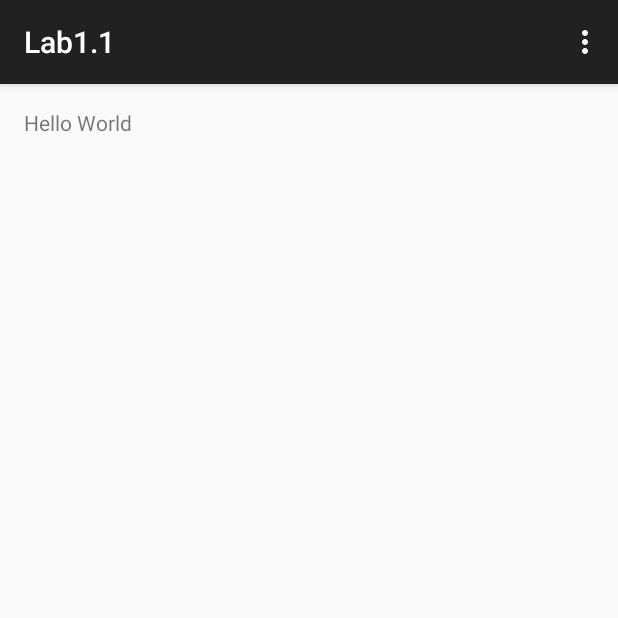
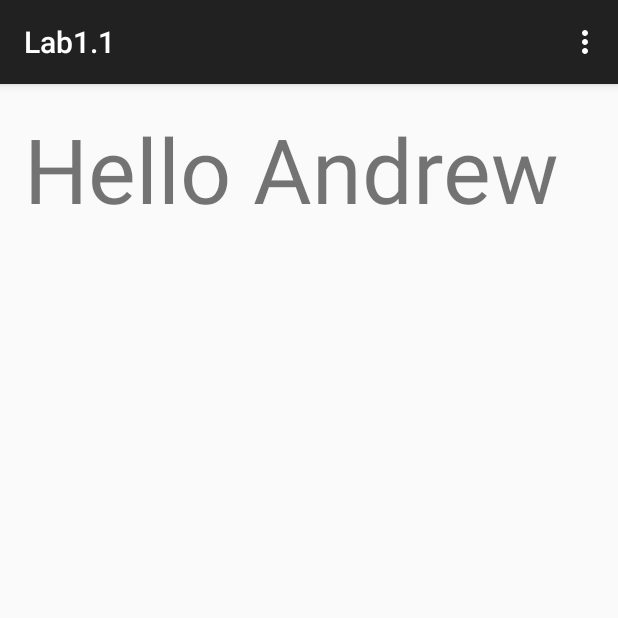
Before and after one commit to AWilliams18/Lab1.1, an Android app: the screen it shows after launch (MainActivity), on a phone screen of 412 x 824 dp, the top half of it. Run offline under Robolectric (Android 15) with nearby library versions, the phone set to English and light mode, and no system bars.

Commit message:
"Changed text and text size."

```diff
--- a/app/src/main/res/layout/activity_main.xml
+++ b/app/src/main/res/layout/activity_main.xml
@@ -5,8 +5,9 @@
     android:paddingTop="@dimen/activity_vertical_margin"
     android:paddingBottom="@dimen/activity_vertical_margin" tools:context=".MainActivity">
 
-    <TextView android:text="Hello World" android:layout_width="wrap_content"
+    <TextView android:text="Hello Andrew" android:layout_width="wrap_content"
         android:layout_height="wrap_content"
-        android:id="@+id/label" />
+        android:id="@+id/label"
+        android:textSize="60dp" />
 
 </RelativeLayout>
```
